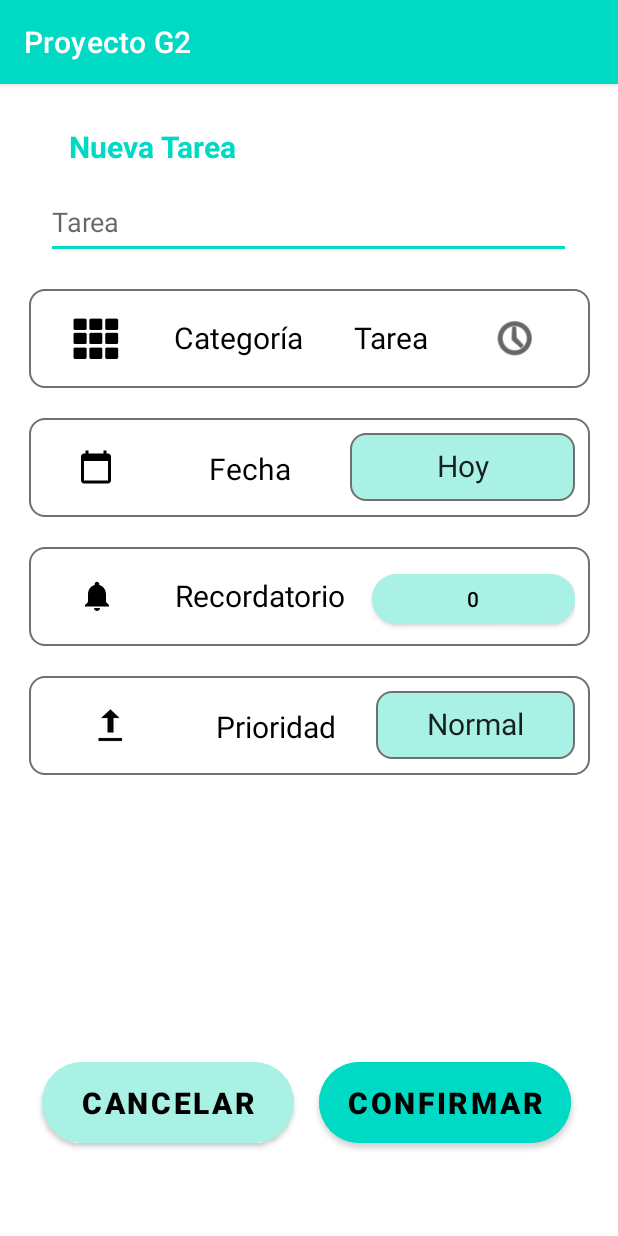
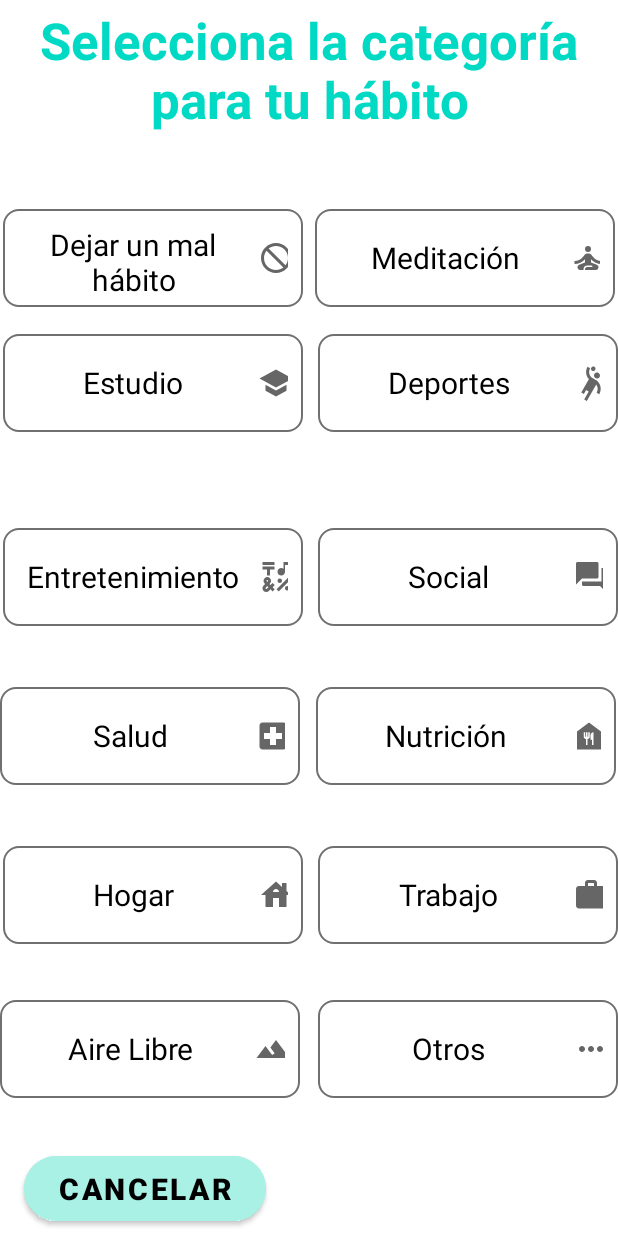
Before and after one commit to estefany-kari/HabitNow, an Android app: the screen it shows after launch (NuevaTarea before the commit, CategoriasHabitos after it), after a tap on "INGRESAR", on a phone screen of 412 x 824 dp. Run offline under Robolectric (Android 15) with nearby library versions, the phone set to English and light mode, and no system bars.

Commit message:
NavegaciónBotones Habitos

```diff
--- a/ProyectoG2/app/src/main/java/com/example/proyectog2/CategoriasHabitos.kt
+++ b/ProyectoG2/app/src/main/java/com/example/proyectog2/CategoriasHabitos.kt
@@ -1,8 +1,11 @@
 package com.example.proyectog2
 
+import android.content.Intent
 import androidx.appcompat.app.AppCompatActivity
 import android.os.Bundle
+import android.view.TextureView
 import android.view.Window
+import android.widget.TextView
 
 class CategoriasHabitos : AppCompatActivity() {
     override fun onCreate(savedInstanceState: Bundle?) {
@@ -10,5 +13,38 @@ class CategoriasHabitos : AppCompatActivity() {
         requestWindowFeature(Window.FEATURE_NO_TITLE);
         getSupportActionBar()?.hide();
         setContentView(R.layout.activity_categorias_habitos)
+        val cat1 = findViewById<TextView>(R.id.txtDejarHabito)
+        cat1 .setOnClickListener{abrirActividad(frecuencia_habito::class.java)}
+
+        val cat2 = findViewById<TextView>(R.id.Meditacion)
+        cat2 .setOnClickListener{abrirActividad(frecuencia_habito::class.java)}
+        val cat3 = findViewById<TextView>(R.id.Estudio)
+        cat3 .setOnClickListener{abrirActividad(frecuencia_habito::class.java)}
+        val cat4 = findViewById<TextView>(R.id.Deportes)
+        cat4 .setOnClickListener{abrirActividad(frecuencia_habito::class.java)}
+        val cat5 = findViewById<TextView>(R.id.Entretenimiento)
+        cat5 .setOnClickListener{abrirActividad(frecuencia_habito::class.java)}
+        val cat6 = findViewById<TextView>(R.id.Social)
+        cat6 .setOnClickListener{abrirActividad(frecuencia_habito::class.java)}
+        val cat7 = findViewById<TextView>(R.id.Salud)
+        cat7 .setOnClickListener{abrirActividad(frecuencia_habito::class.java)}
+        val cat8 = findViewById<TextView>(R.id.Nutricion)
+        cat8 .setOnClickListener{abrirActividad(frecuencia_habito::class.java)}
+        val cat9 = findViewById<TextView>(R.id.Hogar)
+        cat9 .setOnClickListener{abrirActividad(frecuencia_habito::class.java)}
+        val cat10 = findViewById<TextView>(R.id.Trabajo)
+        cat10 .setOnClickListener{abrirActividad(frecuencia_habito::class.java)}
+        val cat11 = findViewById<TextView>(R.id.AireLibre)
+        cat11 .setOnClickListener{abrirActividad(frecuencia_habito::class.java)}
+        val cat12 = findViewById<TextView>(R.id.Otros)
+        cat12 .setOnClickListener{abrirActividad(frecuencia_habito::class.java)}
+    }
+
+    fun abrirActividad(clase: Class<*>){
+        val intentExplicito = Intent(
+            this,
+            clase
+        )
+        startActivity(intentExplicito)
     }
 }
--- a/ProyectoG2/app/src/main/java/com/example/proyectog2/MainActivity.kt
+++ b/ProyectoG2/app/src/main/java/com/example/proyectog2/MainActivity.kt
@@ -30,7 +30,7 @@ class MainActivity : AppCompatActivity() {
 
             }
 
-        btnIngresarUsuario.setOnClickListener { abrirActividad(NuevaTarea::class.java) }
+        btnIngresarUsuario.setOnClickListener { abrirActividad(CategoriasHabitos::class.java) }
 
     }
 
--- a/ProyectoG2/app/src/main/java/com/example/proyectog2/NuevaTarea.kt
+++ b/ProyectoG2/app/src/main/java/com/example/proyectog2/NuevaTarea.kt
@@ -32,9 +32,6 @@ class NuevaTarea : AppCompatActivity() {
         prioridad=findViewById(R.id.btn_PrioridadTarea)
         prioridad .setOnClickListener{withItems()}
 
-        val timePicker: TimePicker
-        val hour: Int
-        val minute: Int
 
         botonHoraTarea. setOnClickListener {
 
--- a/ProyectoG2/app/src/main/res/layout/activity_categorias_habitos.xml
+++ b/ProyectoG2/app/src/main/res/layout/activity_categorias_habitos.xml
@@ -19,10 +19,11 @@
         app:layout_constraintVertical_bias="0.877">
 
         <TextView
+            android:id="@+id/Otros"
             android:layout_width="154dp"
             android:layout_height="45dp"
+            android:gravity="center"
             android:text="Otros"
-            android:gravity="center"
             android:textColor="@color/black"
             android:textSize="20sp" />
 
@@ -47,6 +48,7 @@
         app:layout_constraintVertical_bias="0.737">
 
         <TextView
+            android:id="@+id/Trabajo"
             android:layout_width="154dp"
             android:layout_height="45dp"
             android:gravity="center"
@@ -76,6 +78,7 @@
         app:layout_constraintVertical_bias="0.563">
 
         <TextView
+            android:id="@+id/Nutricion"
             android:layout_width="154dp"
             android:layout_height="45dp"
             android:gravity="center"
@@ -105,6 +108,7 @@
         app:layout_constraintVertical_bias="0.421">
 
         <TextView
+            android:id="@+id/Social"
             android:layout_width="154dp"
             android:layout_height="45dp"
             android:gravity="center"
@@ -134,6 +138,7 @@
         app:layout_constraintVertical_bias="0.879">
 
         <TextView
+            android:id="@+id/AireLibre"
             android:layout_width="154dp"
             android:layout_height="45dp"
             android:background="@color/white"
@@ -164,6 +169,7 @@
         app:layout_constraintVertical_bias="0.743">
 
         <TextView
+            android:id="@+id/Hogar"
             android:layout_width="154dp"
             android:layout_height="45dp"
             android:background="@color/white"
@@ -195,6 +201,7 @@
         app:layout_constraintVertical_bias="0.604">
 
         <TextView
+            android:id="@+id/Salud"
             android:layout_width="154dp"
             android:layout_height="45dp"
             android:gravity="center"
@@ -224,6 +231,7 @@
         app:layout_constraintVertical_bias="0.202">
 
         <TextView
+            android:id="@+id/Deportes"
             android:layout_width="154dp"
             android:layout_height="45dp"
             android:gravity="center"
@@ -253,6 +261,7 @@
         app:layout_constraintVertical_bias="0.464">
 
         <TextView
+            android:id="@+id/Entretenimiento"
             android:layout_width="154dp"
             android:layout_height="45dp"
             android:gravity="center"
@@ -282,6 +291,7 @@
         app:layout_constraintVertical_bias="0.032">
 
         <TextView
+            android:id="@+id/Estudio"
             android:layout_width="154dp"
             android:layout_height="45dp"
             android:background="@color/white"
@@ -311,6 +321,7 @@
         app:layout_constraintVertical_bias="0.0">
 
         <TextView
+            android:id="@+id/Meditacion"
             android:layout_width="154dp"
             android:layout_height="45dp"
             android:gravity="center"
@@ -340,6 +351,7 @@
         app:layout_constraintVertical_bias="0.184">
 
         <TextView
+            android:id="@+id/txtDejarHabito"
             android:layout_width="154dp"
             android:layout_height="45dp"
             android:gravity="center"
```
Also changed, not shown: ProyectoG2/app/src/main/java/com/example/proyectog2/CuandoQuieresHacerlo.kt (+15 -4 lines), ProyectoG2/app/src/main/java/com/example/proyectog2/DefinirHabito.kt (+14 -0 lines), ProyectoG2/app/src/main/java/com/example/proyectog2/frecuencia_habito.kt (+14 -0 lines), ProyectoG2/app/src/main/res/layout/activity_frecuencia_habito.xml (+7 -4 lines).
